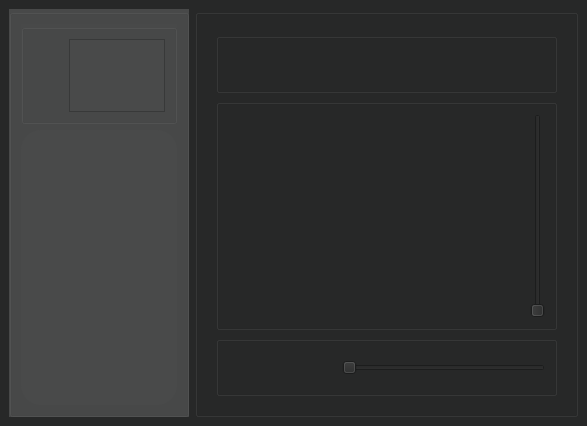
Before: the Qt Designer form mainwindow.ui in 454270186/XJCO2811_UserInterface, drawn with Qt 5.
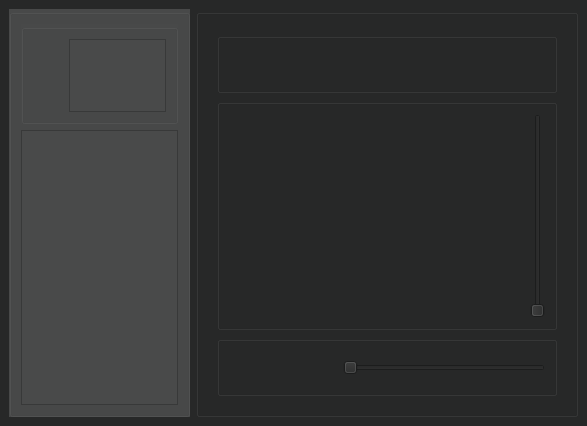
After: the same form once the commit is applied.

Commit message: feat:thumbnail buttons no longer have a horizontal progress bar, add a full-screen button icon, styled lists' progress bar

Diff of the .ui file:
```diff
--- a/mainwindow.ui
+++ b/mainwindow.ui
@@ -126,8 +126,8 @@
               <rect>
                <x>0</x>
                <y>0</y>
-               <width>118</width>
-               <height>77</height>
+               <width>69</width>
+               <height>67</height>
               </rect>
              </property>
             </widget>
@@ -139,7 +139,7 @@
        <item>
         <widget class="QScrollArea" name="thumbnailList">
          <property name="styleSheet">
-          <string notr="true">background-color: rgb(73, 74, 74);border-radius: 20px</string>
+          <string notr="true">background-color: rgb(73, 74, 74);</string>
          </property>
          <property name="widgetResizable">
           <bool>true</bool>
```
The commit also changes 3 other files.
